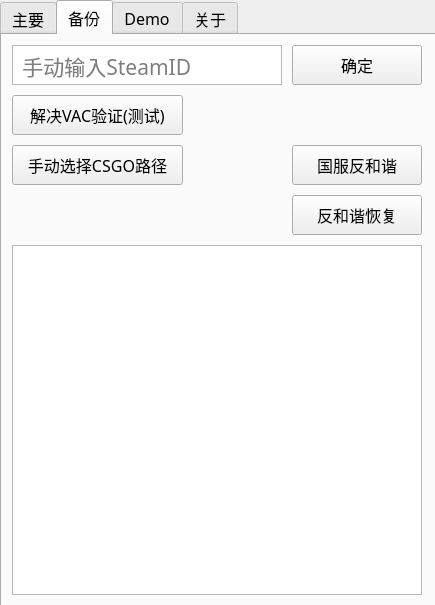
First picture: the form in mainwindow.ui, repository Purple-CSGO/CSGO-Toolbox-Qt, before the edit.
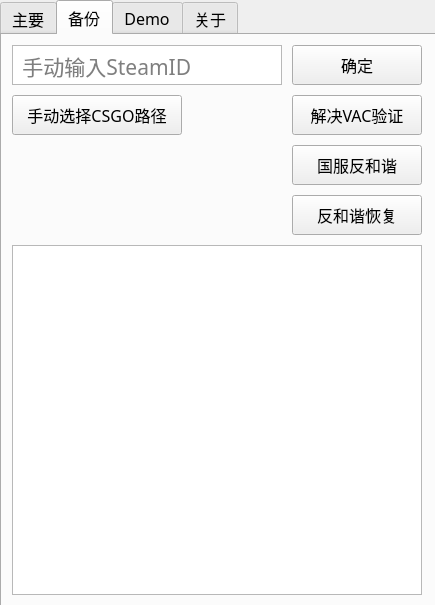
Second picture: the form after the edit. The open tabs and pages were chosen to show the change.

Commit message: 改进修复VAC验证问题，传参调用批处理脚本，这次应该好使了

Patch:
```diff
--- a/mainwindow.ui
+++ b/mainwindow.ui
@@ -556,9 +556,9 @@
       </property>
       <property name="geometry">
        <rect>
-        <x>10</x>
+        <x>290</x>
         <y>60</y>
-        <width>171</width>
+        <width>130</width>
         <height>40</height>
        </rect>
       </property>
@@ -571,7 +571,7 @@
        </font>
       </property>
       <property name="text">
-       <string>解决VAC验证(测试)</string>
+       <string>解决VAC验证</string>
       </property>
      </widget>
      <widget class="QPushButton" name="reloadHarmony">
@@ -705,8 +705,8 @@
       <property name="geometry">
        <rect>
         <x>10</x>
-        <y>110</y>
-        <width>171</width>
+        <y>60</y>
+        <width>170</width>
         <height>40</height>
        </rect>
       </property>
```
Left out of the diff: 4 changed lines with no effect on the pictures. The commit also changes 4 other files.
